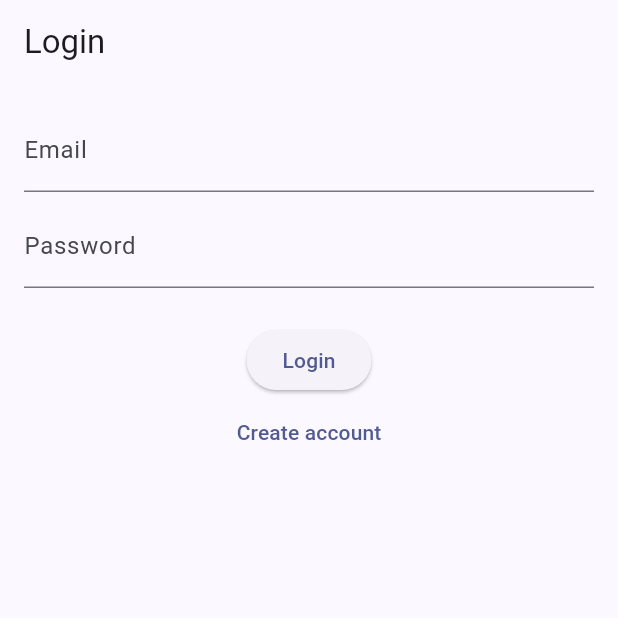
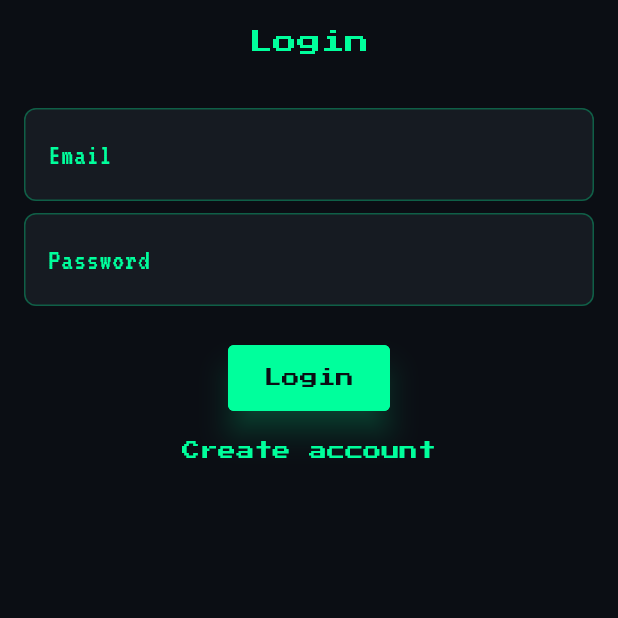
Before and after one commit to akhil3004/code-quest, a Flutter app: the screen it shows after launch, on a phone screen of 412 x 824 dp, the top half of it. Run offline on Flutter 3.47's test engine with Material 3 defaults, Android fonts, the phone set to English and light mode, and no system bars; our stand-ins replace cloud_firestore, firebase_auth, firebase_core, google_fonts; missing offline and left inert: pdfx; accounts and stored records are empty.

Commit message:
added retro ui

```diff
--- a/lib/main.dart
+++ b/lib/main.dart
@@ -9,7 +9,6 @@ import 'screens/home_screen.dart';
 import 'screens/mcq_screen.dart';
 import 'screens/interview_screen.dart';
 import 'screens/debug_screen.dart';
-import 'screens/debug_categories_screen.dart';
 import 'screens/leaderboard_screen.dart';
 import 'screens/profile_screen.dart';
 import 'screens/mcq_subjects_screen.dart';
@@ -25,6 +24,7 @@ import 'services/achievement_service.dart';
 import 'services/title_service.dart';
 import 'services/auth_service.dart';
 import 'services/xp_service.dart';
+import 'theme/retro_theme.dart';
 
 Future<void> main() async {
   WidgetsFlutterBinding.ensureInitialized();
@@ -51,10 +51,7 @@ class CodeQuestApp extends StatelessWidget {
       ],
       child: MaterialApp(
         title: 'Code Quest',
-        theme: ThemeData(
-          colorScheme: ColorScheme.fromSeed(seedColor: Colors.indigo),
-          useMaterial3: true,
-        ),
+        theme: RetroTheme.theme,
         initialRoute: '/login',
         routes: {
           '/login': (_) => const LoginScreen(),
@@ -71,7 +68,6 @@ class CodeQuestApp extends StatelessWidget {
           '/aptitudeLevels': (_) => const AptitudeLevelsScreen(),
           '/aptitudeQuestions': (_) => const AptitudeQuestionsScreen(),
           '/debug': (_) => const DebugScreen(),
-          '/debugCategories': (_) => const DebugCategoriesScreen(),
           '/achievements': (_) => const AchievementsScreen(),
           '/leaderboard': (_) => const LeaderboardScreen(),
           '/profile': (_) => const ProfileScreen(),
--- a/lib/screens/home_screen.dart
+++ b/lib/screens/home_screen.dart
@@ -48,8 +48,7 @@ class _HomeScreenState extends State<HomeScreen> {
             ElevatedButton(onPressed: () { AchievementService().recordScreenOpen(); Navigator.pushNamed(context, '/mcqSubjects'); }, child: const Text('MCQ Subjects')),
             ElevatedButton(onPressed: () { AchievementService().recordScreenOpen(); Navigator.pushNamed(context, '/interviewPdfs'); }, child: const Text('Interview PDFs')),
             ElevatedButton(onPressed: () { AchievementService().recordScreenOpen(); Navigator.pushNamed(context, '/aptitudeCategories'); }, child: const Text('Aptitude')),
-            ElevatedButton(onPressed: () { AchievementService().recordScreenOpen(); Navigator.pushNamed(context, '/debug'); }, child: const Text('Debugging (Judge API)')),
-            ElevatedButton(onPressed: () { AchievementService().recordScreenOpen(); Navigator.pushNamed(context, '/debugCategories'); }, child: const Text('Debug Categories')),
+            ElevatedButton(onPressed: () { AchievementService().recordScreenOpen(); Navigator.pushNamed(context, '/debug'); }, child: const Text('Debugging Challenges')),
             ElevatedButton(onPressed: () { Navigator.pushNamed(context, '/achievements'); }, child: const Text('Achievements')),
           ],
         ),
--- /dev/null
+++ b/lib/theme/retro_theme.dart
@@ -0,0 +1,91 @@
+import 'package:flutter/material.dart';
+import 'package:google_fonts/google_fonts.dart';
+
+class RetroTheme {
+  static const Color background = Color(0xFF0B0E14);
+  static const Color primary = Color(0xFF00FF9C); // Neon Green
+  static const Color accent = Color(0xFFFF00FF);  // Magenta
+  static const Color text = Color(0xFFE0E0E0);
+  static const Color cardBg = Color(0xFF161B22);
+  static const Color error = Color(0xFFFF3333);
+
+  static ThemeData get theme {
+    return ThemeData(
+      brightness: Brightness.dark,
+      scaffoldBackgroundColor: background,
+      primaryColor: primary,
+      colorScheme: const ColorScheme.dark(
+        primary: primary,
+        secondary: accent,
+        surface: cardBg,
+        error: error,
+      ),
+      textTheme: TextTheme(
+        displayLarge: GoogleFonts.pressStart2p(color: primary),
+        displayMedium: GoogleFonts.pressStart2p(color: text),
+        displaySmall: GoogleFonts.pressStart2p(color: text, fontSize: 16),
+        titleLarge: GoogleFonts.vt323(color: primary, fontSize: 24, fontWeight: FontWeight.bold),
+        titleMedium: GoogleFonts.vt323(color: text, fontSize: 20),
+        bodyLarge: GoogleFonts.vt323(color: text, fontSize: 20),
+        bodyMedium: GoogleFonts.vt323(color: text, fontSize: 18),
+        labelLarge: GoogleFonts.pressStart2p(color: background, fontSize: 12),
+      ),
+      appBarTheme: AppBarTheme(
+        backgroundColor: background,
+        elevation: 0,
+        centerTitle: true,
+        titleTextStyle: GoogleFonts.pressStart2p(color: primary, fontSize: 16),
+        iconTheme: const IconThemeData(color: primary),
+      ),
+      elevatedButtonTheme: ElevatedButtonThemeData(
+        style: ElevatedButton.styleFrom(
+          backgroundColor: primary,
+          foregroundColor: background,
+          textStyle: GoogleFonts.pressStart2p(fontSize: 12),
+          padding: const EdgeInsets.symmetric(horizontal: 24, vertical: 16),
+          shape: RoundedRectangleBorder(
+            borderRadius: BorderRadius.circular(4),
+            side: const BorderSide(color: primary, width: 2),
+          ),
+          elevation: 8,
+          shadowColor: primary.withValues(alpha: 0.5),
+        ),
+      ),
+      inputDecorationTheme: InputDecorationTheme(
+        filled: true,
+        fillColor: cardBg,
+        labelStyle: GoogleFonts.vt323(color: primary, fontSize: 20),
+        hintStyle: GoogleFonts.vt323(color: text.withValues(alpha: 0.5), fontSize: 18),
+        border: OutlineInputBorder(
+          borderRadius: BorderRadius.circular(8),
+          borderSide: BorderSide(color: primary.withValues(alpha: 0.3)),
+        ),
+        enabledBorder: OutlineInputBorder(
+          borderRadius: BorderRadius.circular(8),
+          borderSide: BorderSide(color: primary.withValues(alpha: 0.3)),
+        ),
+        focusedBorder: OutlineInputBorder(
+          borderRadius: BorderRadius.circular(8),
+          borderSide: const BorderSide(color: primary, width: 2),
+        ),
+      ),
+      cardTheme: CardThemeData(
+        color: cardBg,
+        elevation: 4,
+        shadowColor: primary.withValues(alpha: 0.2),
+        shape: RoundedRectangleBorder(
+          borderRadius: BorderRadius.circular(12),
+          side: BorderSide(color: primary.withValues(alpha: 0.1), width: 1),
+        ),
+      ),
+      snackBarTheme: SnackBarThemeData(
+        backgroundColor: cardBg,
+        contentTextStyle: GoogleFonts.vt323(color: primary, fontSize: 18),
+        shape: RoundedRectangleBorder(
+          borderRadius: BorderRadius.circular(8),
+          side: const BorderSide(color: primary),
+        ),
+      ),
+    );
+  }
+}
--- a/pubspec.yaml
+++ b/pubspec.yaml
@@ -17,6 +17,7 @@ dependencies:
   provider: ^6.0.5
   pdfx: ^2.6.0
   url_launcher: ^6.3.0
+  google_fonts: ^6.1.0
 
 dev_dependencies:
   flutter_test:
```
Also changed, not shown: assets/data/debug_questions.json (+23 -10 lines), lib/models/debug_question_model.dart (+39 -10 lines), lib/screens/debug_categories_screen.dart (deleted, +0 -54 lines), lib/screens/debug_screen.dart (+182 -50 lines), lib/services/judge0_service.dart (added, +110 -0 lines), lib/widgets/code_editor_widget.dart (added, +100 -0 lines), lib/widgets/debug_console.dart (added, +61 -0 lines), pubspec.lock, 1 other file.
